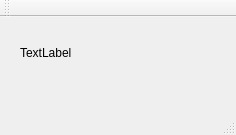
Before: the Qt Designer form mainwindow.ui in qinjiuyin/ClockSedentary, drawn with Qt 5.
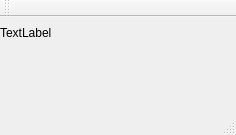
After: the same form once the commit is applied.

Commit message: UI改小

The edit to the form file:
```diff
--- a/mainwindow.ui
+++ b/mainwindow.ui
@@ -17,10 +17,10 @@
    <widget class="QLabel" name="label">
     <property name="geometry">
      <rect>
-      <x>20</x>
+      <x>0</x>
       <y>0</y>
-      <width>201</width>
-      <height>71</height>
+      <width>161</width>
+      <height>31</height>
      </rect>
     </property>
     <property name="text">
```
